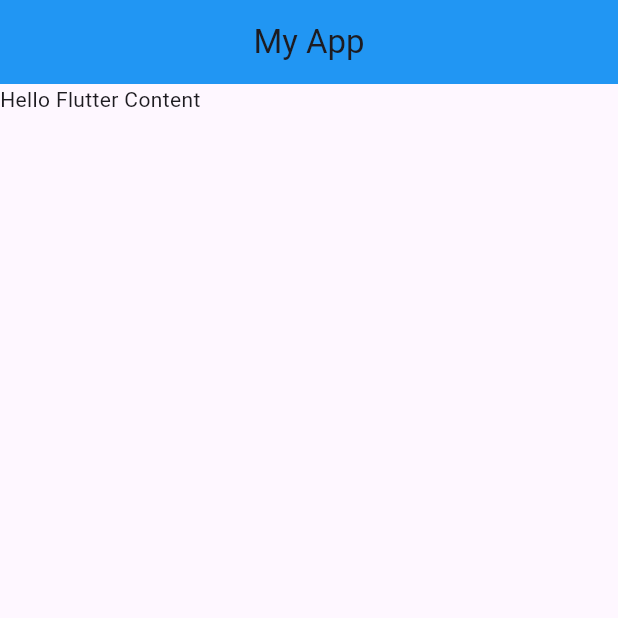
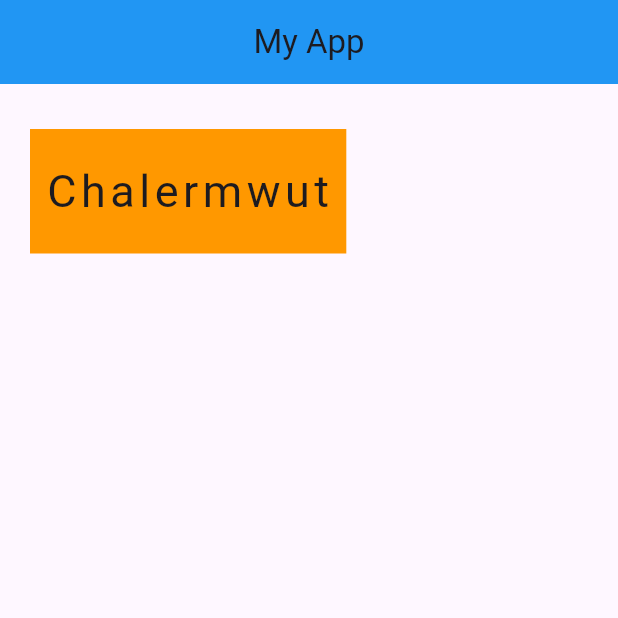
Before and after one commit to Chslermwut/flutterNew, a Flutter app: the screen it shows after launch, on a phone screen of 412 x 824 dp, the top half of it. Run offline on Flutter 3.47's test engine with Material 3 defaults, Android fonts, the phone set to English and light mode, and no system bars.

```diff
--- a/lib/main.dart
+++ b/lib/main.dart
@@ -21,6 +21,14 @@ class Home extends StatelessWidget {
 
   @override
   Widget build(BuildContext context) {
-    return const Text("Hello Flutter Content");
+    return Container(
+      color: Colors.orange,
+      margin: const EdgeInsets.symmetric(horizontal: 20, vertical: 30),
+      padding: const EdgeInsets.symmetric(horizontal: 10,vertical: 20),
+      child: const Text(
+        "Chalermwut",
+        style: TextStyle(fontSize: 30, letterSpacing: 3),
+      ),
+    );
   }
 }
```
